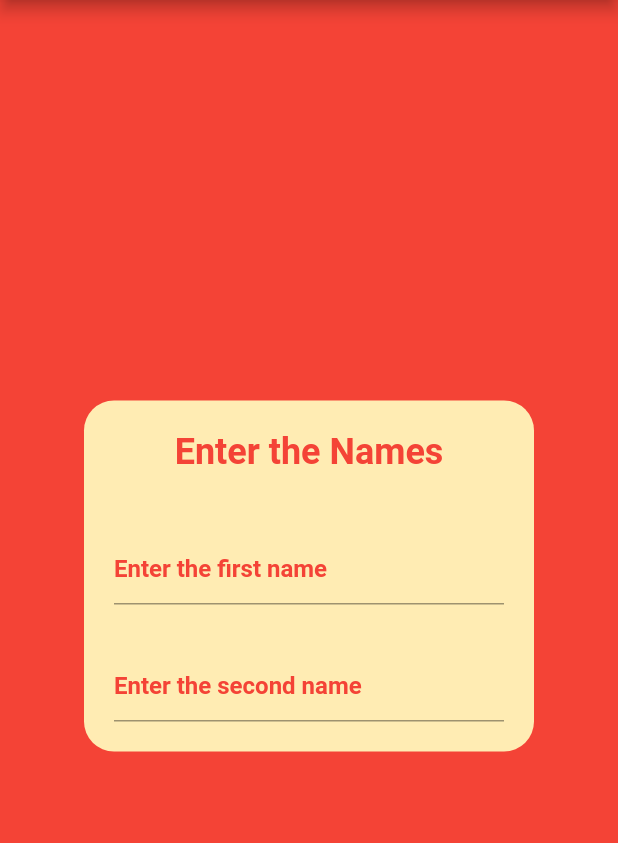
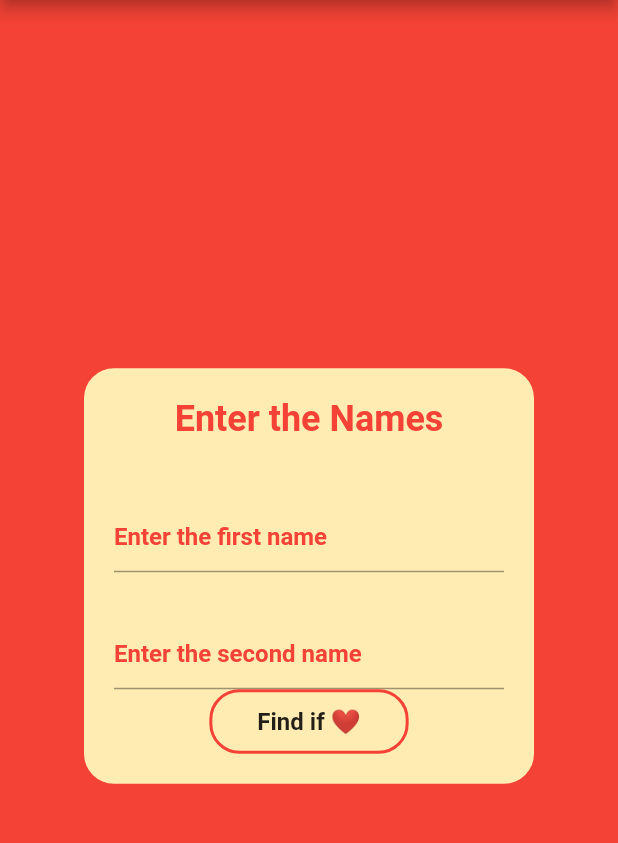
Before and after one commit to Sarang-R-119/love_calculator, a Flutter app: the screen it shows after launch, on a phone screen of 412 x 824 dp, the part 84-927 px from its top. Run offline on Flutter 3.47's test engine with Material 2 defaults, Android fonts, the phone set to English and light mode, and no system bars.

Commit message:
Added a custom button, learned (InkWell, FittedBox)

```diff
--- /dev/null
+++ b/lib/widgets/custom_button.dart
@@ -0,0 +1,39 @@
+import 'package:flutter/cupertino.dart';
+import 'package:flutter/material.dart';
+
+class CustomButton extends StatelessWidget {
+  final Function onTap;
+
+  const CustomButton({this.onTap});
+
+  @override
+  Widget build(BuildContext context) {
+    return Material(
+      color:Colors.transparent,
+      borderRadius: BorderRadius.circular(20),
+      child: InkWell( // Responds to Touch
+        splashColor: Colors.red,
+        borderRadius: BorderRadius.circular(20),
+        onTap: onTap,
+        child:FittedBox( // Can envelop any kind of view size
+          child: Container( // The container to envelop
+            decoration: BoxDecoration(
+              borderRadius: BorderRadius.circular(20),
+              border: Border.all(color: Colors.red, width: 2.0)
+            ),
+            padding: EdgeInsets.symmetric(
+              horizontal: 30.0,
+              vertical: 10.0
+            ),
+            child: Row(
+              mainAxisAlignment: MainAxisAlignment.center,
+              children: [
+                Text('Find if ❤', style: TextStyle(fontWeight: FontWeight.w600, fontSize: 16.0),)
+              ],
+            )
+          )
+        )
+      )
+    );
+  }
+}
--- a/lib/widgets/name_container.dart
+++ b/lib/widgets/name_container.dart
@@ -1,4 +1,5 @@
 import 'package:flutter/material.dart';
+import 'package:love_calculator/widgets/custom_button.dart';
 
 class NameContainer extends StatelessWidget {
   @override
@@ -48,6 +49,7 @@ class NameContainer extends StatelessWidget {
                 hintStyle: TextStyle(fontWeight: FontWeight.w600, color: Colors.red),
               ),
             ),
+            CustomButton()
           ],
         ),
       ),
```
Also changed, not shown: lib/widgets/results_container.dart (added).
